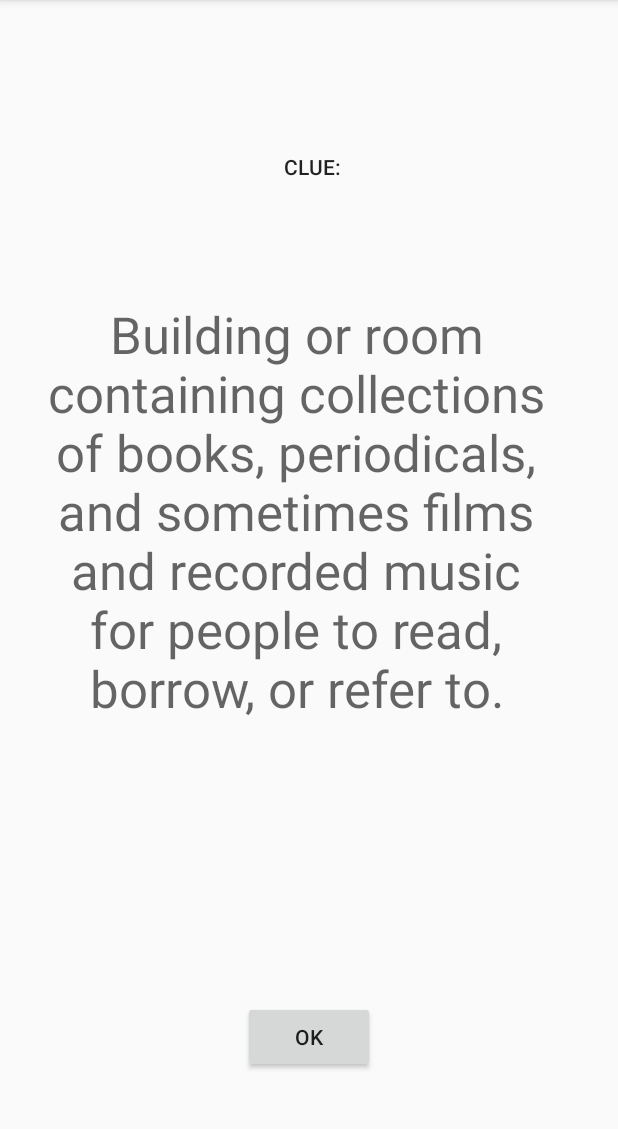
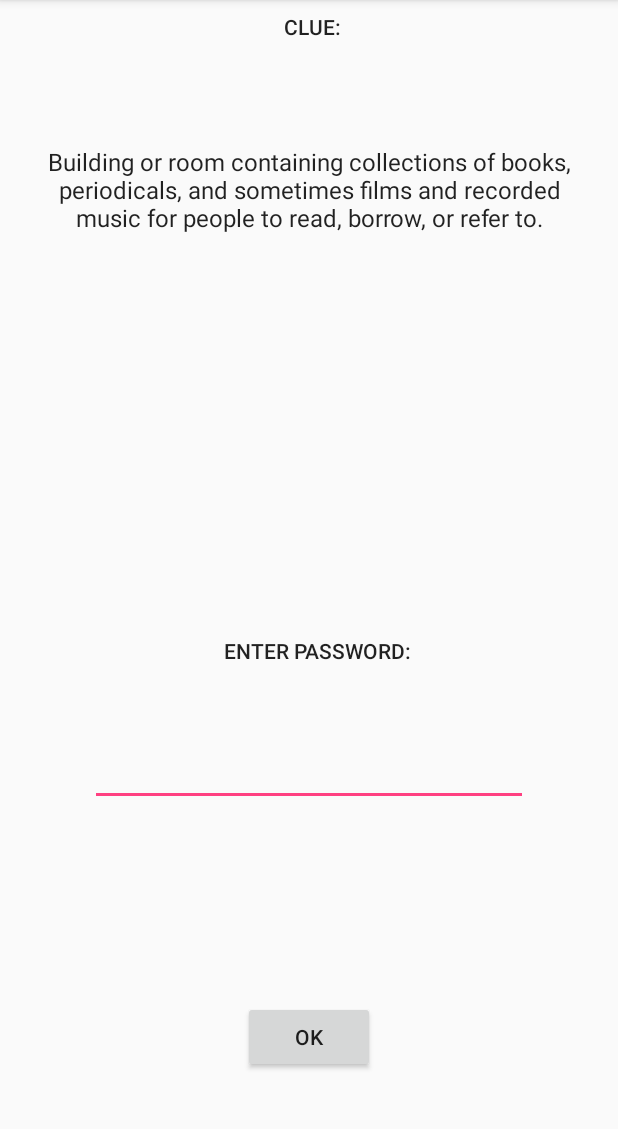
Before and after one commit to mschong/Scavenger-Trivia-Hunt, an Android app: the StudentClue screen opened directly, with no data from a screen before it, on a phone screen of 412 x 824 dp, the part 84-1213 px from its top. Run offline under Robolectric (Android 15) with nearby library versions, the phone set to English and light mode, and no system bars; 4 statements that could not run were skipped.

Commit message:
Teacher mode working. Working on student

```diff
--- a/app/src/main/AndroidManifest.xml
+++ b/app/src/main/AndroidManifest.xml
@@ -32,7 +32,6 @@
                 <category android:name="android.intent.category.DEFAULT" />
             </intent-filter>
         </activity>
-        <activity android:name=".Password" />
         <activity android:name=".ScoreScreen" />
         <activity android:name=".TeacherQuiz"></activity>
     </application>
--- a/app/src/main/java/com/example/marina/scavengertriviahunt/StudentClue.java
+++ b/app/src/main/java/com/example/marina/scavengertriviahunt/StudentClue.java
@@ -6,17 +6,46 @@ import android.os.Bundle;
 import android.view.Menu;
 import android.view.MenuItem;
 import android.view.View;
+import android.widget.Button;
+import android.widget.EditText;
 import android.widget.TextView;
+import android.widget.Toast;
 
 import org.w3c.dom.Text;
 
 public class StudentClue extends AppCompatActivity {
+    private Student student;
+    private String password="";
 
+    public void setStudent(Student student) {
+        this.student = student;
+    }
 
     @Override
     protected void onCreate(Bundle savedInstanceState) {
         super.onCreate(savedInstanceState);
         setContentView(R.layout.activity_clue);
+        Question question = student.getQuiz()[student.getQuestionNumber()];
+        student.setQuestionNumber(student.getQuestionNumber()+1);
+        TextView clueText = findViewById(R.id.clueText);
+        final EditText passwordText = findViewById(R.id.passwordEdit);
+        clueText.setText(question.getClue());
+        password = question.getPassword();
+
+        Button okBtn = findViewById(R.id.okButton);
+        okBtn.setOnClickListener(new View.OnClickListener() {
+            @Override
+            public void onClick(View view) {
+                if(passwordText.getText().toString().equals(password)){
+                    Intent i = new Intent(StudentClue.this, StudentQuiz.class);
+                    StudentQuiz sq = new StudentQuiz();
+                    sq.setStudent(student);
+                    startActivity(i);
+                }else{
+                    Toast.makeText(StudentClue.this, "Incorrect password", Toast.LENGTH_SHORT).show();
+                }
+            }
+        });
 
     }
 
--- a/app/src/main/java/com/example/marina/scavengertriviahunt/StudentQuiz.java
+++ b/app/src/main/java/com/example/marina/scavengertriviahunt/StudentQuiz.java
@@ -15,7 +15,11 @@ import android.widget.ProgressBar;
 import android.widget.TextView;
 
 public class StudentQuiz extends AppCompatActivity {
+    private Student student;
 
+    public void setStudent(Student student) {
+        this.student = student;
+    }
     @Override
     protected void onCreate(Bundle savedInstanceState) {
         super.onCreate(savedInstanceState);
--- a/app/src/main/res/layout/activity_clue.xml
+++ b/app/src/main/res/layout/activity_clue.xml
@@ -7,22 +7,21 @@
     tools:context="com.example.marina.scavengertriviahunt.StudentClue">
 
     <TextView
-        android:id="@+id/clue"
-        android:layout_width="344dp"
-        android:layout_height="293dp"
+        android:id="@+id/clueText"
+        android:layout_width="356dp"
+        android:layout_height="162dp"
         android:layout_marginBottom="8dp"
         android:layout_marginEnd="8dp"
         android:layout_marginStart="8dp"
         android:layout_marginTop="8dp"
         android:gravity="center"
         android:text="Building or room containing collections of books, periodicals, and sometimes films and recorded music for people to read, borrow, or refer to."
-        android:textAppearance="@style/TextAppearance.AppCompat.Display1"
+        android:textAppearance="@style/TextAppearance.AppCompat.Light.Widget.PopupMenu.Large"
         app:layout_constraintBottom_toBottomOf="parent"
         app:layout_constraintEnd_toEndOf="parent"
-        app:layout_constraintHorizontal_bias="0.333"
         app:layout_constraintStart_toStartOf="parent"
         app:layout_constraintTop_toTopOf="parent"
-        app:layout_constraintVertical_bias="0.405" />
+        app:layout_constraintVertical_bias="0.063" />
 
     <Button
         android:id="@+id/okButton"
@@ -42,6 +41,25 @@
 
     <TextView
         android:id="@+id/clueText"
+        android:layout_width="128dp"
+        android:layout_height="21dp"
+        android:layout_marginBottom="8dp"
+        android:layout_marginEnd="88dp"
+        android:layout_marginLeft="8dp"
+        android:layout_marginRight="88dp"
+        android:layout_marginStart="8dp"
+        android:layout_marginTop="8dp"
+        android:text="Enter Password:"
+        android:textAppearance="@style/TextAppearance.AppCompat.Button"
+        app:layout_constraintBottom_toBottomOf="parent"
+        app:layout_constraintEnd_toEndOf="parent"
+        app:layout_constraintHorizontal_bias="0.75"
+        app:layout_constraintStart_toStartOf="parent"
+        app:layout_constraintTop_toTopOf="parent"
+        app:layout_constraintVertical_bias="0.569" />
+
+    <TextView
+        android:id="@+id/clueText2"
         android:layout_width="42dp"
         android:layout_height="21dp"
         android:layout_marginBottom="8dp"
@@ -57,5 +75,24 @@
         app:layout_constraintHorizontal_bias="0.662"
         app:layout_constraintStart_toStartOf="parent"
         app:layout_constraintTop_toTopOf="parent"
-        app:layout_constraintVertical_bias="0.128" />
+        app:layout_constraintVertical_bias="0.0" />
+
+    <EditText
+        android:id="@+id/passwordEdit"
+        android:layout_width="292dp"
+        android:layout_height="wrap_content"
+        android:layout_marginBottom="8dp"
+        android:layout_marginEnd="8dp"
+        android:layout_marginLeft="8dp"
+        android:layout_marginRight="8dp"
+        android:layout_marginStart="8dp"
+        android:layout_marginTop="8dp"
+        android:ems="10"
+        android:inputType="textPersonName"
+        app:layout_constraintBottom_toBottomOf="parent"
+        app:layout_constraintEnd_toEndOf="parent"
+        app:layout_constraintHorizontal_bias="0.503"
+        app:layout_constraintStart_toStartOf="parent"
+        app:layout_constraintTop_toTopOf="parent"
+        app:layout_constraintVertical_bias="0.685" />
 </android.support.constraint.ConstraintLayout>
--- a/app/src/main/res/layout/activity_main.xml
+++ b/app/src/main/res/layout/activity_main.xml
@@ -31,6 +31,7 @@
         android:layout_marginStart="8dp"
         android:layout_marginTop="104dp"
         android:text="Student"
+        android:onClick="studentClicked"
         app:layout_constraintBottom_toBottomOf="parent"
         app:layout_constraintEnd_toEndOf="parent"
         app:layout_constraintStart_toStartOf="parent"
```
Also changed, not shown: app/src/main/java/com/example/marina/scavengertriviahunt/JsonUtils.java (+56 -5 lines), app/src/main/java/com/example/marina/scavengertriviahunt/MainActivity.java (+18 -0 lines), app/src/main/java/com/example/marina/scavengertriviahunt/Password.java (deleted, +0 -45 lines), app/src/main/java/com/example/marina/scavengertriviahunt/Student.java (added, +37 -0 lines), app/src/main/java/com/example/marina/scavengertriviahunt/TeacherQuiz.java (+7 -0 lines), app/src/main/res/layout/activity_password.xml (deleted, +0 -64 lines).
